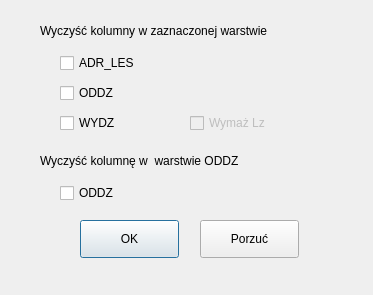
Qt form skrypty/ui/ui_czysc_kolumny.ui (Marcus-LAS-R/LASR) before a commit.
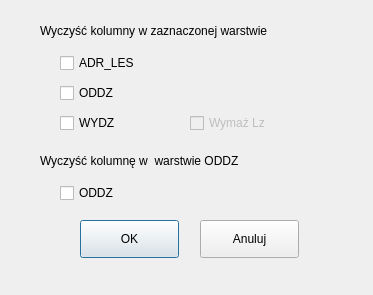
The same form after that commit.

```diff
--- a/skrypty/ui/ui_czysc_kolumny.ui
+++ b/skrypty/ui/ui_czysc_kolumny.ui
@@ -36,7 +36,7 @@
     </rect>
    </property>
    <property name="text">
-    <string>Porzuć</string>
+    <string>Anuluj</string>
    </property>
   </widget>
   <widget class="QCheckBox" name="checkBox_adrles">
```
